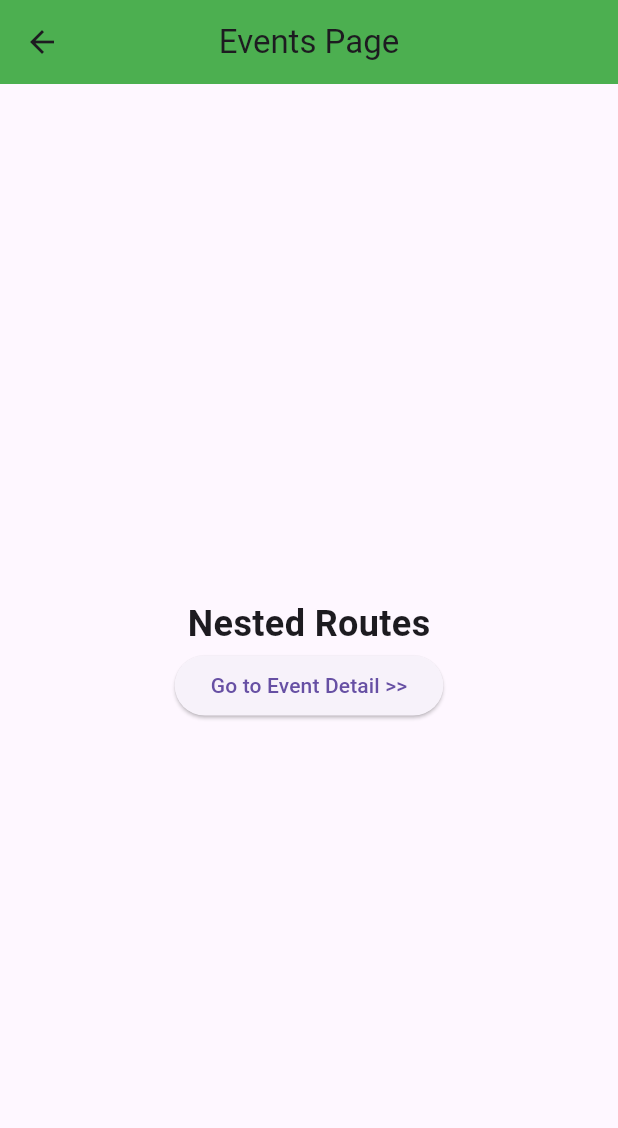
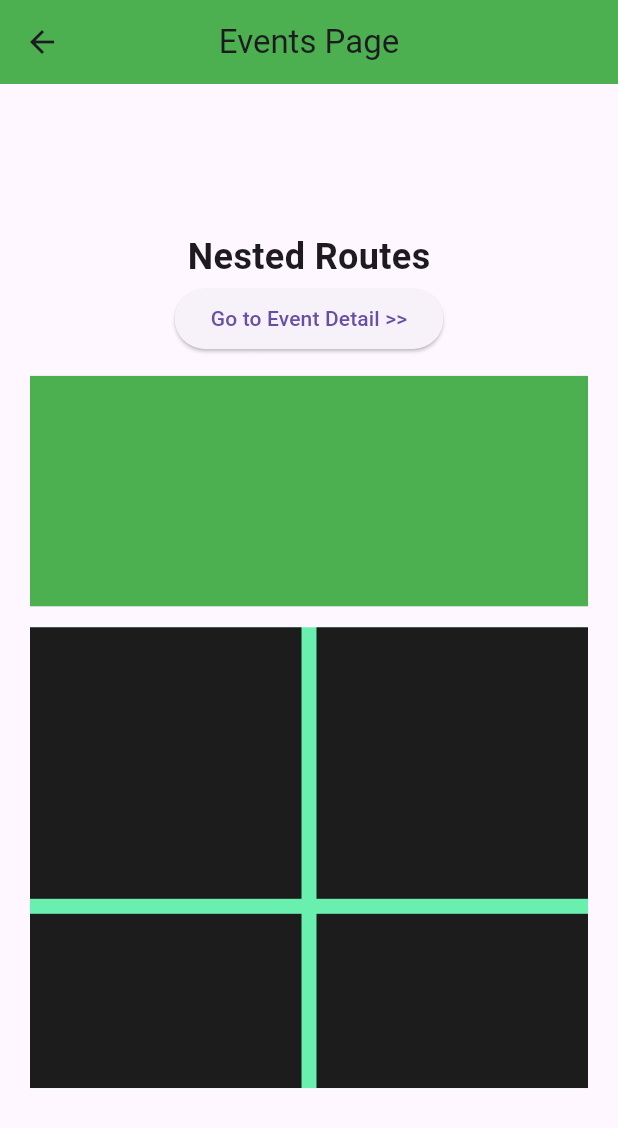
Before and after one commit to andikatrikurniawan/belajar_routes_navigation, a Flutter app: the EventPage screen opened by its route, on a phone screen of 412 x 824 dp. Shown: the top 1128 px of the screen. Run offline on Flutter 3.47's test engine with Material 3 defaults, Android fonts, the phone set to English and light mode, and no system bars; our stand-ins replace go_router, url_strategy.

Commit message:
Materi Tambahan MediaQuery

```diff
--- a/lib/pages/event_page.dart
+++ b/lib/pages/event_page.dart
@@ -1,3 +1,5 @@
+import 'dart:math';
+
 import 'package:flutter/material.dart';
 import 'package:go_router/go_router.dart';
 
@@ -11,13 +13,20 @@ class EventPage extends StatefulWidget {
 class _EventPageState extends State<EventPage> {
   @override
   Widget build(BuildContext context) {
-    return Scaffold(
-      appBar: AppBar(
+    final mediaQueryHeight = MediaQuery.of(context).size.height;
+    final mediaQueryWidth = MediaQuery.of(context).size.width;
+    final myAppbar = AppBar(
         title: Text("Events Page"),
         centerTitle: true,
         backgroundColor: Colors.green,
-      ),
-      body: Center(
+      );
+      final bodyHeight = mediaQueryHeight - myAppbar.preferredSize.height - MediaQuery.of(context).padding.top;
+    final bool isLandscape = MediaQuery.of(context).orientation == Orientation.landscape;
+    return Scaffold(
+      appBar: myAppbar,
+      body: SafeArea(
+        child: (isLandscape)
+        ? Center(
           child: Column(
               mainAxisAlignment: MainAxisAlignment.center,
               crossAxisAlignment: CrossAxisAlignment.center,
@@ -34,7 +43,84 @@ class _EventPageState extends State<EventPage> {
                   },
                   child: Text("Go to Event Detail >>"),
                   ),
+                SizedBox(height: 14),
+                Container(
+                  width: mediaQueryWidth - 50,
+                  height: bodyHeight * 0.2,
+                  color: Colors.green,
+                ),
+                SizedBox(height: 14),
+                 Container(
+                  height:bodyHeight * 0.5,
+                  width: mediaQueryWidth - 50,
+                  color: Colors.black,
+                   child: GridView.builder(
+                    gridDelegate: SliverGridDelegateWithFixedCrossAxisCount(
+                      crossAxisCount: 2,
+                      mainAxisSpacing: 10,
+                      crossAxisSpacing: 10,
+                     ),
+                      itemCount: 100,
+                      itemBuilder: (context, index) {
+                        return GridTile(
+                          child: Container(
+                            color: Color.fromARGB(255, Random().nextInt(256), Random().nextInt(256) , Random().nextInt(256)
+                            ),
+                          ),
+                        );
+                      },
+                      ),
+                    ),
               ],
+            ),
+        )
+      : Center(
+          child: Column(
+              mainAxisAlignment: MainAxisAlignment.center,
+              crossAxisAlignment: CrossAxisAlignment.center,
+              children: [
+                Text("Nested Routes",
+                style: TextStyle(
+                  fontSize: 24,
+                  fontWeight: FontWeight.bold,
+                ),
+                ),
+                ElevatedButton(
+                  onPressed: (){
+                    context.go("/homePage/event/detail");
+                  },
+                  child: Text("Go to Event Detail >>"),
+                  ),
+                SizedBox(height: 14),
+                Container(
+                  width: mediaQueryWidth - 40,
+                  height: bodyHeight * 0.2,
+                  color: Colors.green,
+                ),
+                SizedBox(height: 14),
+                 Container(
+                  height:bodyHeight * 0.4,
+                  width: mediaQueryWidth - 40,
+                  color: Colors.greenAccent,
+                   child: GridView.builder(
+                    gridDelegate: SliverGridDelegateWithFixedCrossAxisCount(
+                      crossAxisCount: 2,
+                      mainAxisSpacing: 10,
+                      crossAxisSpacing: 10,
+                     ),
+                      itemCount: 100,
+                      itemBuilder: (context, index) {
+                        return GridTile(
+                          child: Container(
+                            color: Color.fromARGB(255, Random().nextInt(256), Random().nextInt(256) , Random().nextInt(256)
+                            ),
+                          ),
+                        );
+                      },
+                      ),
+                    ),
+              ],
+            ),
         ),
       ),
 
```
Lines whose indentation alone changed are shown as unchanged.
